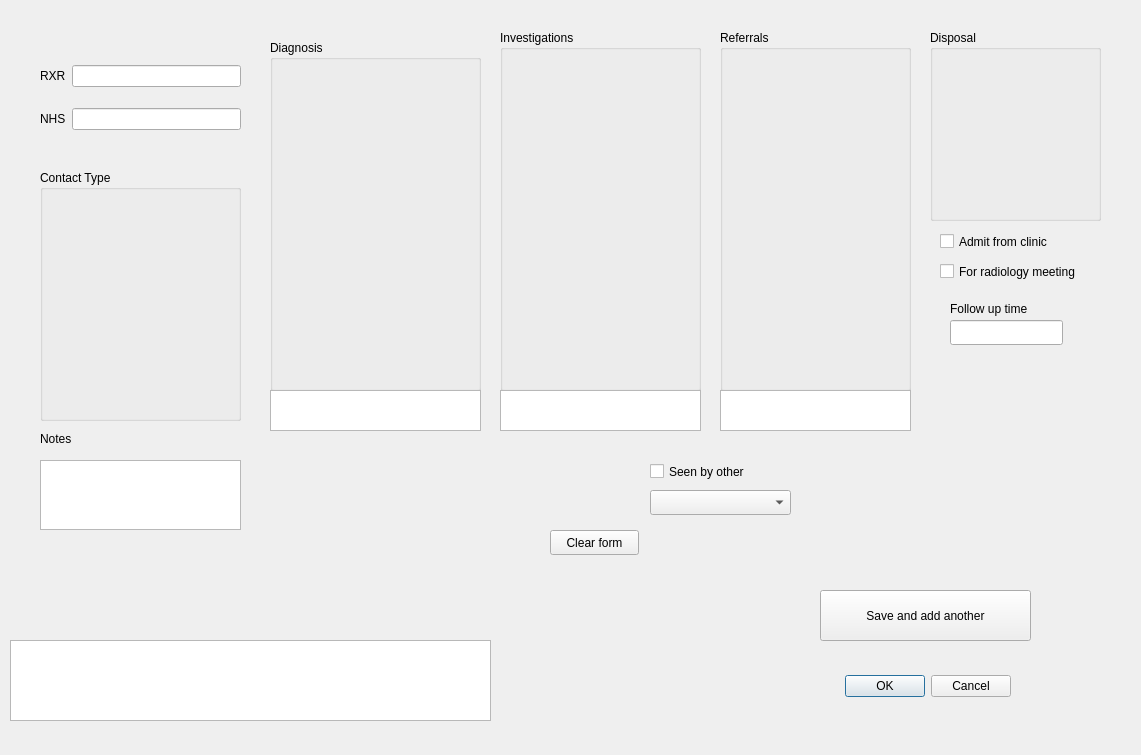
Qt form data_entry.ui (iainxingham/IxTrak) before a commit.
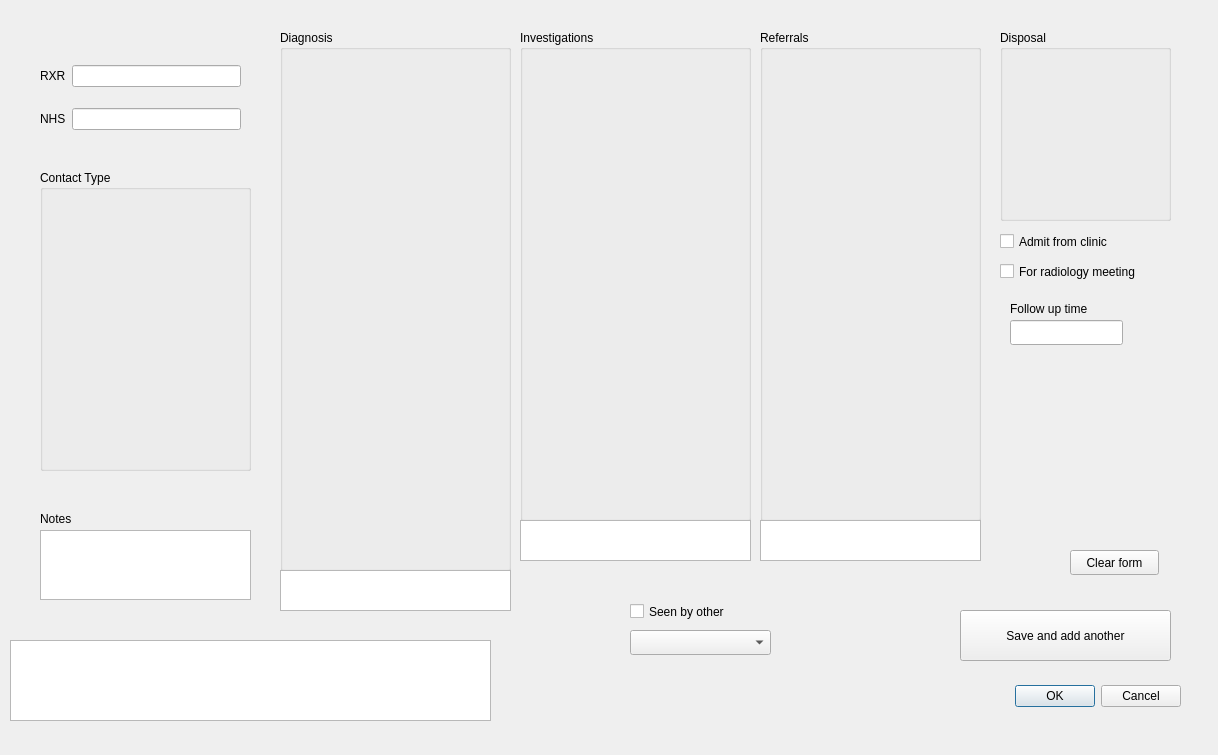
The same form after that commit.

Commit message: Fixed data_entry issues and added QMAKE_CXXFLAGS += -Wno-deprecated-copy flag for GCC 9 warnings

```diff
--- a/data_entry.ui
+++ b/data_entry.ui
@@ -6,7 +6,7 @@
    <rect>
     <x>0</x>
     <y>0</y>
-    <width>1141</width>
+    <width>1218</width>
     <height>755</height>
    </rect>
   </property>
@@ -16,8 +16,8 @@
   <widget class="QDialogButtonBox" name="buttonBox">
    <property name="geometry">
     <rect>
-     <x>840</x>
-     <y>670</y>
+     <x>1010</x>
+     <y>680</y>
      <width>171</width>
      <height>32</height>
     </rect>
@@ -32,8 +32,8 @@
   <widget class="QPushButton" name="saveaddButton">
    <property name="geometry">
     <rect>
-     <x>820</x>
-     <y>590</y>
+     <x>960</x>
+     <y>610</y>
      <width>211</width>
      <height>51</height>
     </rect>
@@ -47,8 +47,8 @@
     <rect>
      <x>40</x>
      <y>170</y>
-     <width>201</width>
-     <height>251</height>
+     <width>211</width>
+     <height>301</height>
     </rect>
    </property>
    <property name="title">
@@ -58,10 +58,10 @@
   <widget class="QGroupBox" name="diagnosisBox">
    <property name="geometry">
     <rect>
-     <x>270</x>
-     <y>40</y>
-     <width>211</width>
-     <height>351</height>
+     <x>280</x>
+     <y>30</y>
+     <width>231</width>
+     <height>541</height>
     </rect>
    </property>
    <property name="title">
@@ -71,10 +71,10 @@
   <widget class="QGroupBox" name="investigationBox">
    <property name="geometry">
     <rect>
-     <x>500</x>
+     <x>520</x>
      <y>30</y>
-     <width>201</width>
-     <height>361</height>
+     <width>231</width>
+     <height>491</height>
     </rect>
    </property>
    <property name="title">
@@ -84,10 +84,10 @@
   <widget class="QGroupBox" name="referralBox">
    <property name="geometry">
     <rect>
-     <x>720</x>
+     <x>760</x>
      <y>30</y>
-     <width>191</width>
-     <height>361</height>
+     <width>221</width>
+     <height>491</height>
     </rect>
    </property>
    <property name="title">
@@ -97,7 +97,7 @@
   <widget class="QGroupBox" name="disposalBox">
    <property name="geometry">
     <rect>
-     <x>930</x>
+     <x>1000</x>
      <y>30</y>
      <width>171</width>
      <height>191</height>
@@ -110,7 +110,7 @@
   <widget class="QLabel" name="label_3">
    <property name="geometry">
     <rect>
-     <x>950</x>
+     <x>1010</x>
      <y>300</y>
      <width>111</width>
      <height>17</height>
@@ -123,7 +123,7 @@
   <widget class="QLineEdit" name="followupEdit">
    <property name="geometry">
     <rect>
-     <x>950</x>
+     <x>1010</x>
      <y>320</y>
      <width>113</width>
      <height>25</height>
@@ -133,7 +133,7 @@
   <widget class="QCheckBox" name="admitCheckBox">
    <property name="geometry">
     <rect>
-     <x>940</x>
+     <x>1000</x>
      <y>230</y>
      <width>141</width>
      <height>23</height>
@@ -146,7 +146,7 @@
   <widget class="QCheckBox" name="radiologyCheckBox">
    <property name="geometry">
     <rect>
-     <x>940</x>
+     <x>1000</x>
      <y>260</y>
      <width>181</width>
      <height>23</height>
@@ -159,8 +159,8 @@
   <widget class="QCheckBox" name="seenbyCheckBox">
    <property name="geometry">
     <rect>
-     <x>650</x>
-     <y>460</y>
+     <x>630</x>
+     <y>600</y>
      <width>121</width>
      <height>23</height>
     </rect>
@@ -172,8 +172,8 @@
   <widget class="QComboBox" name="seenbyCombo">
    <property name="geometry">
     <rect>
-     <x>650</x>
-     <y>490</y>
+     <x>630</x>
+     <y>630</y>
      <width>141</width>
      <height>25</height>
     </rect>
@@ -193,8 +193,8 @@
    <property name="geometry">
     <rect>
      <x>40</x>
-     <y>460</y>
-     <width>201</width>
+     <y>530</y>
+     <width>211</width>
      <height>70</height>
     </rect>
    </property>
@@ -202,9 +202,9 @@
   <widget class="QPlainTextEdit" name="diagEdit">
    <property name="geometry">
     <rect>
-     <x>270</x>
-     <y>390</y>
-     <width>211</width>
+     <x>280</x>
+     <y>570</y>
+     <width>231</width>
      <height>41</height>
     </rect>
    </property>
@@ -212,9 +212,9 @@
   <widget class="QPlainTextEdit" name="ixEdit">
    <property name="geometry">
     <rect>
-     <x>500</x>
-     <y>390</y>
-     <width>201</width>
+     <x>520</x>
+     <y>520</y>
+     <width>231</width>
      <height>41</height>
     </rect>
    </property>
@@ -222,9 +222,9 @@
   <widget class="QPlainTextEdit" name="refEdit">
    <property name="geometry">
     <rect>
-     <x>720</x>
-     <y>390</y>
-     <width>191</width>
+     <x>760</x>
+     <y>520</y>
+     <width>221</width>
      <height>41</height>
     </rect>
    </property>
@@ -233,7 +233,7 @@
    <property name="geometry">
     <rect>
      <x>40</x>
-     <y>430</y>
+     <y>510</y>
      <width>67</width>
      <height>17</height>
     </rect>
@@ -277,8 +277,8 @@
   <widget class="QPushButton" name="clearButton">
    <property name="geometry">
     <rect>
-     <x>550</x>
-     <y>530</y>
+     <x>1070</x>
+     <y>550</y>
      <width>89</width>
      <height>25</height>
     </rect>
```
The commit also changes 6 other files.
